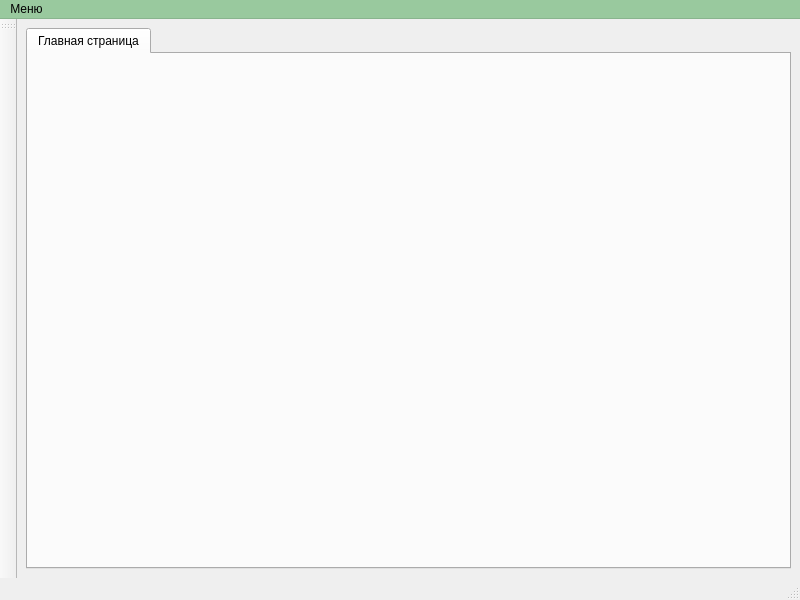
First picture: the form in vet/vetclient/src/ui/mainwindow.ui, repository Painted-Black/BMSTU-DB-CourseWork, before the edit.
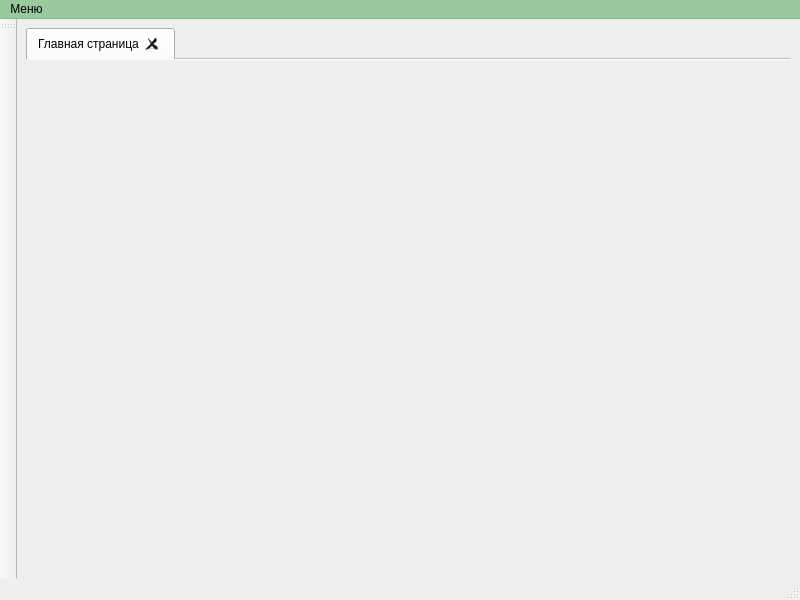
Second picture: the form after the edit. Icons and pictures are not drawn.

The edit to the form file:
```diff
--- a/vet/vetclient/src/ui/mainwindow.ui
+++ b/vet/vetclient/src/ui/mainwindow.ui
@@ -27,6 +27,15 @@
       <property name="currentIndex">
        <number>0</number>
       </property>
+      <property name="documentMode">
+       <bool>true</bool>
+      </property>
+      <property name="tabsClosable">
+       <bool>true</bool>
+      </property>
+      <property name="movable">
+       <bool>true</bool>
+      </property>
       <widget class="QWidget" name="tab">
        <attribute name="title">
         <string>Главная страница</string>
```
Left out of the diff: 2 changed lines with no effect on the pictures.
